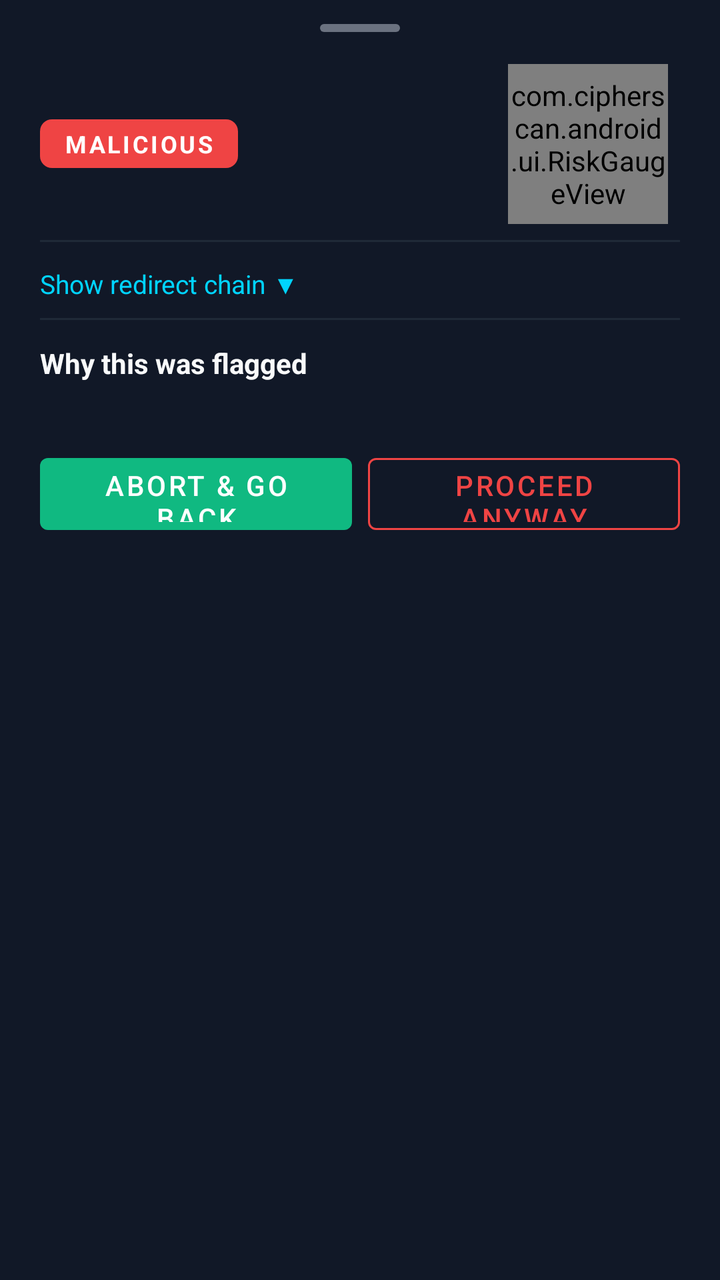
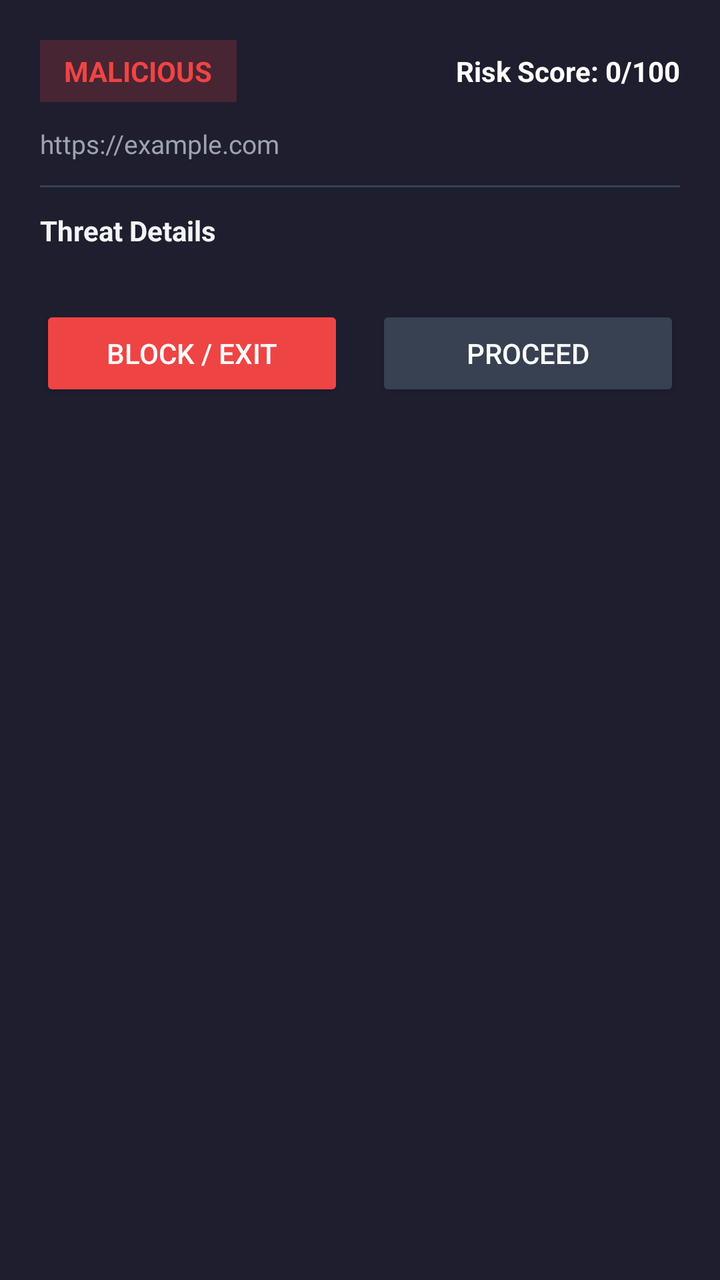

Compare the two renders of this Android layout. The source of the first and the diff that turns it into the second are given below.
<!-- AndroidManifest.xml: application theme Theme.CipherScan -->
<!-- res/layout/layout_security_overlay.xml -->
<?xml version="1.0" encoding="utf-8"?>
<LinearLayout
    xmlns:android="http://schemas.android.com/apk/res/android"
    xmlns:app="http://schemas.android.com/apk/res-auto"
    android:layout_width="match_parent"
    android:layout_height="wrap_content"
    android:orientation="vertical"
    android:background="@color/surface_dark"
    android:paddingStart="20dp"
    android:paddingEnd="20dp"
    android:paddingTop="12dp"
    android:paddingBottom="32dp">

    
    <View
        android:layout_width="40dp"
        android:layout_height="4dp"
        android:layout_gravity="center_horizontal"
        android:layout_marginBottom="16dp"
        android:background="@drawable/drag_handle_shape" />

    
    <LinearLayout
        android:layout_width="match_parent"
        android:layout_height="wrap_content"
        android:orientation="horizontal"
        android:gravity="center_vertical"
        android:layout_marginBottom="8dp">

        <TextView
            android:id="@+id/tvVerdictBadge"
            android:layout_width="wrap_content"
            android:layout_height="wrap_content"
            android:paddingStart="12dp"
            android:paddingEnd="12dp"
            android:paddingTop="4dp"
            android:paddingBottom="4dp"
            android:text="MALICIOUS"
            android:textColor="@color/white"
            android:textStyle="bold"
            android:textSize="12sp"
            android:letterSpacing="0.1"
            android:background="@drawable/badge_bg_rounded" />

        <View
            android:layout_width="0dp"
            android:layout_height="1dp"
            android:layout_weight="1" />

        
        <com.cipherscan.android.ui.RiskGaugeView
            android:id="@+id/riskGauge"
            android:layout_width="80dp"
            android:layout_height="80dp" />

        <TextView
            android:id="@+id/tvRiskScore"
            android:layout_width="wrap_content"
            android:layout_height="wrap_content"
            android:textSize="28sp"
            android:textStyle="bold"
            android:textColor="@color/danger_red"
            android:layout_marginStart="6dp" />

    </LinearLayout>

    
    <TextView
        android:id="@+id/tvThreatCategory"
        android:layout_width="wrap_content"
        android:layout_height="wrap_content"
        android:textColor="@color/text_muted"
        android:textSize="13sp"
        android:layout_marginBottom="16dp"
        android:visibility="gone" />

    
    <View
        android:layout_width="match_parent"
        android:layout_height="1dp"
        android:background="@color/border_color"
        android:layout_marginBottom="12dp" />

    
    <ImageView
        android:id="@+id/imgScreenshotPreview"
        android:layout_width="match_parent"
        android:layout_height="160dp"
        android:scaleType="centerCrop"
        android:adjustViewBounds="true"
        android:background="@color/surface_elevated"
        android:contentDescription="Website screenshot preview"
        android:layout_marginBottom="16dp"
        android:visibility="gone" />

    
    <TextView
        android:id="@+id/tvToggleChain"
        android:layout_width="wrap_content"
        android:layout_height="wrap_content"
        android:text="Show redirect chain ▼"
        android:textColor="@color/accent_cyan"
        android:textSize="13sp"
        android:layout_marginBottom="8dp"
        android:clickable="true"
        android:focusable="true" />

    
    <LinearLayout
        android:id="@+id/redirectChainContainer"
        android:layout_width="match_parent"
        android:layout_height="wrap_content"
        android:orientation="vertical"
        android:visibility="gone"
        android:layout_marginBottom="16dp"
        android:background="@color/surface_elevated"
        android:padding="12dp" />

    
    <View
        android:layout_width="match_parent"
        android:layout_height="1dp"
        android:background="@color/border_color"
        android:layout_marginBottom="12dp" />

    
    <TextView
        android:layout_width="wrap_content"
        android:layout_height="wrap_content"
        android:text="Why this was flagged"
        android:textColor="@color/text_primary"
        android:textStyle="bold"
        android:textSize="14sp"
        android:layout_marginBottom="8dp" />

    
    <LinearLayout
        android:id="@+id/reasonsContainer"
        android:layout_width="match_parent"
        android:layout_height="wrap_content"
        android:orientation="vertical"
        android:layout_marginBottom="24dp" />

    
    <LinearLayout
        android:layout_width="match_parent"
        android:layout_height="wrap_content"
        android:orientation="horizontal"
        android:gravity="center">

        <com.google.android.material.button.MaterialButton
            android:id="@+id/btnAbort"
            android:layout_width="0dp"
            android:layout_weight="1"
            android:layout_height="48dp"
            android:text="Abort &amp; Go Back"
            android:textColor="@color/white"
            app:backgroundTint="@color/safe_green"
            android:layout_marginEnd="8dp" />

        <com.google.android.material.button.MaterialButton
            android:id="@+id/btnProceed"
            android:layout_width="0dp"
            android:layout_weight="1"
            android:layout_height="48dp"
            android:text="Proceed Anyway"
            android:textColor="@color/danger_red"
            app:backgroundTint="@android:color/transparent"
            app:strokeColor="@color/danger_red"
            app:strokeWidth="1dp"
            style="@style/Widget.MaterialComponents.Button.OutlinedButton" />

    </LinearLayout>

</LinearLayout>
<!-- resources referenced by this layout -->
<resources>
  <color name="accent_cyan">#00D4FF</color>
  <color name="border_color">#1F2937</color>
  <color name="danger_red">#EF4444</color>
  <color name="safe_green">#10B981</color>
  <color name="surface_dark">#111827</color>
  <color name="surface_elevated">#1F2937</color>
  <color name="text_muted">#6B7280</color>
  <color name="text_primary">#F9FAFB</color>
  <color name="white">#FFFFFF</color>
  <!-- drawable badge_bg_rounded (drawable) -->
  <?xml version="1.0" encoding="utf-8"?>
  <shape xmlns:android="http://schemas.android.com/apk/res/android" android:shape="rectangle">
      <solid android:color="@color/danger_red" /><corners android:radius="6dp" />
  </shape>
  <!-- drawable drag_handle_shape (drawable) -->
  <?xml version="1.0" encoding="utf-8"?>
  <shape xmlns:android="http://schemas.android.com/apk/res/android" android:shape="rectangle">
      <solid android:color="@color/text_muted" /><corners android:radius="2dp" />
  </shape>
  <style name="Theme.CipherScan" parent="Theme.MaterialComponents.DayNight.NoActionBar">
          <item name="colorPrimary">@color/accent_cyan</item>
          <item name="colorPrimaryDark">@color/background_deep</item>
          <item name="colorAccent">@color/accent_purple</item>
          <item name="android:windowBackground">@color/background_deep</item>
          <item name="android:statusBarColor" tools:targetApi="21">@color/background_deep</item>
      </style>
  <color name="background_deep">#0A0E1A</color>
  <color name="accent_purple">#7C3AED</color>
</resources>

<!-- the commit's change to res/layout/layout_security_overlay.xml (unified diff, before → after) -->
@@ -1,175 +1,120 @@
 <?xml version="1.0" encoding="utf-8"?>
-<LinearLayout
-    xmlns:android="http://schemas.android.com/apk/res/android"
-    xmlns:app="http://schemas.android.com/apk/res-auto"
+<androidx.core.widget.NestedScrollView xmlns:android="http://schemas.android.com/apk/res/android"
     android:layout_width="match_parent"
     android:layout_height="wrap_content"
-    android:orientation="vertical"
-    android:background="@color/surface_dark"
-    android:paddingStart="20dp"
-    android:paddingEnd="20dp"
-    android:paddingTop="12dp"
-    android:paddingBottom="32dp">
+    android:background="#1E1E2E"
+    android:padding="20dp">
 
-    
-    <View
-        android:layout_width="40dp"
-        android:layout_height="4dp"
-        android:layout_gravity="center_horizontal"
-        android:layout_marginBottom="16dp"
-        android:background="@drawable/drag_handle_shape" />
-
-    
     <LinearLayout
         android:layout_width="match_parent"
         android:layout_height="wrap_content"
-        android:orientation="horizontal"
-        android:gravity="center_vertical"
-        android:layout_marginBottom="8dp">
+        android:orientation="vertical">
 
+        
+        <LinearLayout
+            android:layout_width="match_parent"
+            android:layout_height="wrap_content"
+            android:gravity="center_vertical"
+            android:orientation="horizontal">
+
+            <TextView
+                android:id="@+id/tvVerdictBadge"
+                android:layout_width="wrap_content"
+                android:layout_height="wrap_content"
+                android:background="#33EF4444"
+                android:paddingHorizontal="12dp"
+                android:paddingVertical="6dp"
+                android:text="MALICIOUS"
+                android:textColor="#EF4444"
+                android:textSize="14sp"
+                android:textStyle="bold" />
+
+            <View
+                android:layout_width="0dp"
+                android:layout_height="0dp"
+                android:layout_weight="1" />
+
+            <TextView
+                android:id="@+id/tvRiskScore"
+                android:layout_width="wrap_content"
+                android:layout_height="wrap_content"
+                android:text="Risk Score: 0/100"
+                android:textColor="#FFFFFF"
+                android:textSize="14sp"
+                android:textStyle="bold" />
+        </LinearLayout>
+
+        
         <TextView
-            android:id="@+id/tvVerdictBadge"
+            android:id="@+id/tvTargetUrl"
+            android:layout_width="match_parent"
+            android:layout_height="wrap_content"
+            android:layout_marginTop="12dp"
+            android:ellipsize="middle"
+            android:singleLine="true"
+            android:text="https://example.com"
+            android:textColor="#9CA3AF"
+            android:textSize="13sp" />
+
+        <View
+            android:layout_width="match_parent"
+            android:layout_height="1dp"
+            android:layout_marginVertical="12dp"
+            android:background="#374151" />
+
+        
+        <TextView
             android:layout_width="wrap_content"
             android:layout_height="wrap_content"
-            android:paddingStart="12dp"
-            android:paddingEnd="12dp"
-            android:paddingTop="4dp"
-            android:paddingBottom="4dp"
-            android:text="MALICIOUS"
-            android:textColor="@color/white"
-            android:textStyle="bold"
-            android:textSize="12sp"
-            android:letterSpacing="0.1"
-            android:background="@drawable/badge_bg_rounded" />
+            android:text="Threat Details"
+            android:textColor="#F3F4F6"
+            android:textSize="14sp"
+            android:textStyle="bold" />
 
-        <View
-            android:layout_width="0dp"
-            android:layout_height="1dp"
-            android:layout_weight="1" />
+        <LinearLayout
+            android:id="@+id/containerThreatReasons"
+            android:layout_width="match_parent"
+            android:layout_height="wrap_content"
+            android:layout_marginTop="8dp"
+            android:orientation="vertical" />
 
         
-        <com.cipherscan.android.ui.RiskGaugeView
-            android:id="@+id/riskGauge"
-            android:layout_width="80dp"
-            android:layout_height="80dp" />
+        <ImageView
+            android:id="@+id/ivScreenshotPreview"
+            android:layout_width="match_parent"
+            android:layout_height="180dp"
+            android:layout_marginTop="12dp"
+            android:adjustViewBounds="true"
+            android:background="#111827"
+            android:scaleType="fitCenter"
+            android:visibility="gone" />
 
-        <TextView
-            android:id="@+id/tvRiskScore"
-            android:layout_width="wrap_content"
+        
+        <LinearLayout
+            android:layout_width="match_parent"
             android:layout_height="wrap_content"
-            android:textSize="28sp"
-            android:textStyle="bold"
-            android:textColor="@color/danger_red"
-            android:layout_marginStart="6dp" />
+            android:layout_marginTop="20dp"
+            android:orientation="horizontal">
 
+            <Button
+                android:id="@+id/btnCancel"
+                android:layout_width="0dp"
+                android:layout_height="wrap_content"
+                android:layout_marginEnd="8dp"
+                android:layout_weight="1"
+                android:backgroundTint="#EF4444"
+                android:text="Block / Exit"
+                android:textColor="#FFFFFF" />
+
+            <Button
+                android:id="@+id/btnProceedAnyway"
+                android:layout_width="0dp"
+                android:layout_height="wrap_content"
+                android:layout_marginStart="8dp"
+                android:layout_weight="1"
+                android:backgroundTint="#374151"
+                android:text="Proceed"
+                android:textColor="#FFFFFF" />
+        </LinearLayout>
     </LinearLayout>
-
-    
-    <TextView
-        android:id="@+id/tvThreatCategory"
-        android:layout_width="wrap_content"
-        android:layout_height="wrap_content"
-        android:textColor="@color/text_muted"
-        android:textSize="13sp"
-        android:layout_marginBottom="16dp"
-        android:visibility="gone" />
-
-    
-    <View
-        android:layout_width="match_parent"
-        android:layout_height="1dp"
-        android:background="@color/border_color"
-        android:layout_marginBottom="12dp" />
-
-    
-    <ImageView
-        android:id="@+id/imgScreenshotPreview"
-        android:layout_width="match_parent"
-        android:layout_height="160dp"
-        android:scaleType="centerCrop"
-        android:adjustViewBounds="true"
-        android:background="@color/surface_elevated"
-        android:contentDescription="Website screenshot preview"
-        android:layout_marginBottom="16dp"
-        android:visibility="gone" />
-
-    
-    <TextView
-        android:id="@+id/tvToggleChain"
-        android:layout_width="wrap_content"
-        android:layout_height="wrap_content"
-        android:text="Show redirect chain ▼"
-        android:textColor="@color/accent_cyan"
-        android:textSize="13sp"
-        android:layout_marginBottom="8dp"
-        android:clickable="true"
-        android:focusable="true" />
-
-    
-    <LinearLayout
-        android:id="@+id/redirectChainContainer"
-        android:layout_width="match_parent"
-        android:layout_height="wrap_content"
-        android:orientation="vertical"
-        android:visibility="gone"
-        android:layout_marginBottom="16dp"
-        android:background="@color/surface_elevated"
-        android:padding="12dp" />
-
-    
-    <View
-        android:layout_width="match_parent"
-        android:layout_height="1dp"
-        android:background="@color/border_color"
-        android:layout_marginBottom="12dp" />
-
-    
-    <TextView
-        android:layout_width="wrap_content"
-        android:layout_height="wrap_content"
-        android:text="Why this was flagged"
-        android:textColor="@color/text_primary"
-        android:textStyle="bold"
-        android:textSize="14sp"
-        android:layout_marginBottom="8dp" />
-
-    
-    <LinearLayout
-        android:id="@+id/reasonsContainer"
-        android:layout_width="match_parent"
-        android:layout_height="wrap_content"
-        android:orientation="vertical"
-        android:layout_marginBottom="24dp" />
-
-    
-    <LinearLayout
-        android:layout_width="match_parent"
-        android:layout_height="wrap_content"
-        android:orientation="horizontal"
-        android:gravity="center">
-
-        <com.google.android.material.button.MaterialButton
-            android:id="@+id/btnAbort"
-            android:layout_width="0dp"
-            android:layout_weight="1"
-            android:layout_height="48dp"
-            android:text="Abort &amp; Go Back"
-            android:textColor="@color/white"
-            app:backgroundTint="@color/safe_green"
-            android:layout_marginEnd="8dp" />
-
-        <com.google.android.material.button.MaterialButton
-            android:id="@+id/btnProceed"
-            android:layout_width="0dp"
-            android:layout_weight="1"
-            android:layout_height="48dp"
-            android:text="Proceed Anyway"
-            android:textColor="@color/danger_red"
-            app:backgroundTint="@android:color/transparent"
-            app:strokeColor="@color/danger_red"
-            app:strokeWidth="1dp"
-            style="@style/Widget.MaterialComponents.Button.OutlinedButton" />
-
-    </LinearLayout>
-
-</LinearLayout>
+</androidx.core.widget.NestedScrollView>
<!-- resource entries referenced after the edit -->
@@ -1,24 +1,5 @@
 <!-- resources referenced by this layout -->
 <resources>
-  <color name="accent_cyan">#00D4FF</color>
-  <color name="border_color">#1F2937</color>
-  <color name="danger_red">#EF4444</color>
-  <color name="safe_green">#10B981</color>
-  <color name="surface_dark">#111827</color>
-  <color name="surface_elevated">#1F2937</color>
-  <color name="text_muted">#6B7280</color>
-  <color name="text_primary">#F9FAFB</color>
-  <color name="white">#FFFFFF</color>
-  <!-- drawable badge_bg_rounded (drawable) -->
-  <?xml version="1.0" encoding="utf-8"?>
-  <shape xmlns:android="http://schemas.android.com/apk/res/android" android:shape="rectangle">
-      <solid android:color="@color/danger_red" /><corners android:radius="6dp" />
-  </shape>
-  <!-- drawable drag_handle_shape (drawable) -->
-  <?xml version="1.0" encoding="utf-8"?>
-  <shape xmlns:android="http://schemas.android.com/apk/res/android" android:shape="rectangle">
-      <solid android:color="@color/text_muted" /><corners android:radius="2dp" />
-  </shape>
   <style name="Theme.CipherScan" parent="Theme.MaterialComponents.DayNight.NoActionBar">
           <item name="colorPrimary">@color/accent_cyan</item>
           <item name="colorPrimaryDark">@color/background_deep</item>
@@ -26,6 +7,7 @@
           <item name="android:windowBackground">@color/background_deep</item>
           <item name="android:statusBarColor" tools:targetApi="21">@color/background_deep</item>
       </style>
+  <color name="accent_cyan">#00D4FF</color>
   <color name="background_deep">#0A0E1A</color>
   <color name="accent_purple">#7C3AED</color>
 </resources>
